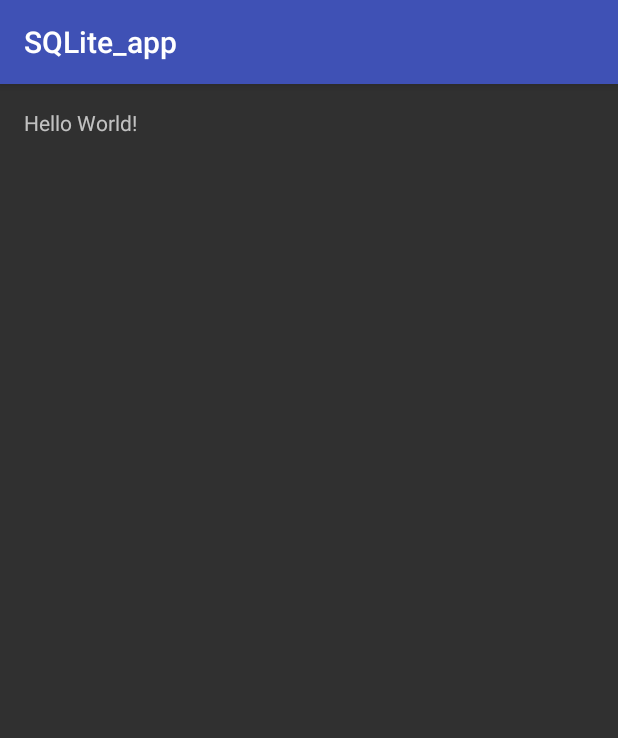
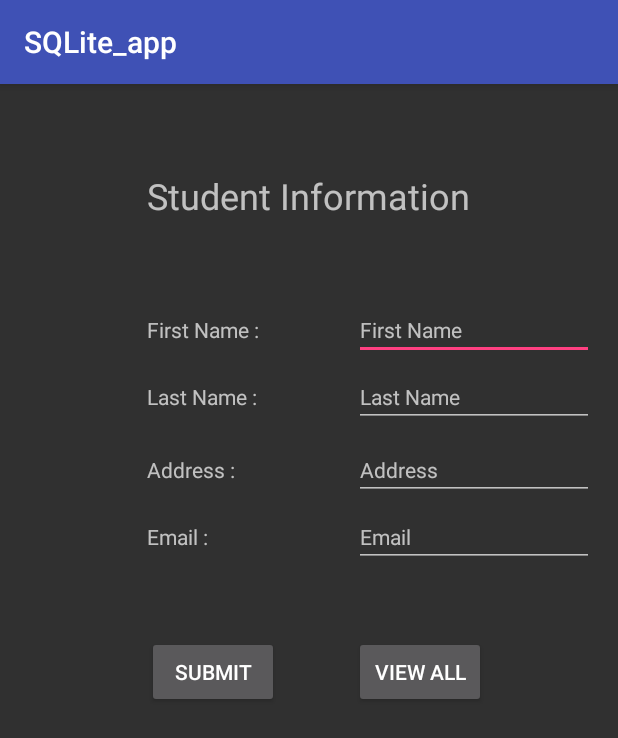
Before and after one commit to pranishres/android-tutorial, an Android app: the screen it shows after launch (MainActivity), on a phone screen of 412 x 824 dp. Shown: the top 738 px of the screen. Run offline under Robolectric (Android 15) with nearby library versions, the phone set to English and light mode, and no system bars; our stand-ins replace ButterKnife.

Commit message:
SQLite : save form data and retrive all database record

```diff
--- a/app/build.gradle
+++ b/app/build.gradle
@@ -26,4 +26,8 @@
     })
     compile 'com.android.support:appcompat-v7:25.0.0'
     testCompile 'junit:junit:4.12'
+    //Butterknife dependencies
+    compile 'com.jakewharton:butterknife:8.4.0'
+    annotationProcessor 'com.jakewharton:butterknife-compiler:8.4.0'
+//    apt 'com.jakewharton:butterknife-compiler:8.4.0'
 }
--- a/app/src/main/java/com/app/tutorial/android/sqlite_app/MainActivity.java
+++ b/app/src/main/java/com/app/tutorial/android/sqlite_app/MainActivity.java
@@ -4,13 +4,24 @@
 import android.database.Cursor;
 import android.support.v7.app.AppCompatActivity;
 import android.os.Bundle;
+import android.view.View;
+import android.widget.EditText;
 import android.widget.Toast;
 
 import com.app.tutorial.android.sqlite_app.config.DatabaseConfig;
 import com.app.tutorial.android.sqlite_app.model.Student;
 
+import butterknife.BindView;
+import butterknife.ButterKnife;
+
 public class MainActivity extends AppCompatActivity {
     DatabaseConfig dbConfig;
+
+    // Alternative to findViewById. Needs Butterknife dependencies
+    @BindView(R.id.editText_main_firstName) EditText firstName;
+    @BindView(R.id.editText_main_lastName) EditText lastName;
+    @BindView(R.id.editText_main_Address) EditText address;
+    @BindView(R.id.editText_main_email) EditText email;
 
     @Override
     protected void onCreate(Bundle savedInstanceState) {
@@ -18,16 +29,17 @@
         setContentView(R.layout.activity_main);
         dbConfig = new DatabaseConfig(this);
 
-        populateData();
-        getData();
+        // Needs to be called to enable Butterknife annotations
+        ButterKnife.bind(this);
+
     }
 
-    private void populateData(){
+    public void onButtonSubmit(View view){
         Student student  = new Student();
-        student.setFirstName("Pranish");
-        student.setLastName("Shrestha");
-        student.setAddress("Ason");
-        student.setEmail("er@gmail.com");
+        student.setFirstName(firstName.getText().toString());
+        student.setLastName(lastName.getText().toString());
+        student.setAddress(address.getText().toString());
+        student.setEmail(email.getText().toString());
 
         Boolean result = dbConfig.insertData(student);
 
@@ -40,7 +52,7 @@
         }
     }
 
-    private void getData(){
+    public void getAllData(View view){
         Cursor cursor =  dbConfig.getAllData();
         if(cursor.getCount() == 0){
             showMessage("Error" , "No data found");
--- a/app/src/main/res/layout/activity_main.xml
+++ b/app/src/main/res/layout/activity_main.xml
@@ -11,7 +11,130 @@
     tools:context="com.app.tutorial.android.sqlite_app.MainActivity">
 
     <TextView
+        android:text="Student Information"
         android:layout_width="wrap_content"
         android:layout_height="wrap_content"
-        android:text="Hello World!" />
+        android:layout_marginTop="42dp"
+        android:id="@+id/textView_activityMain_Title"
+        android:textSize="24sp"
+        android:layout_alignParentTop="true"
+        android:layout_centerHorizontal="true" />
+
+    <TextView
+        android:text="First Name :"
+        android:layout_width="wrap_content"
+        android:layout_height="wrap_content"
+        android:layout_below="@+id/textView_activityMain_Title"
+        android:layout_alignLeft="@+id/textView_activityMain_Title"
+        android:layout_alignStart="@+id/textView_activityMain_Title"
+        android:layout_marginTop="63dp"
+        android:id="@+id/txtView_main_firstName"
+        android:textSize="14sp" />
+
+    <TextView
+        android:text="Last Name :"
+        android:layout_width="wrap_content"
+        android:layout_height="wrap_content"
+        android:layout_marginTop="25dp"
+        android:id="@+id/txtView_main_lastName"
+        android:textSize="14sp"
+        android:layout_below="@+id/txtView_main_firstName"
+        android:layout_alignLeft="@+id/txtView_main_firstName"
+        android:layout_alignStart="@+id/txtView_main_firstName" />
+
+    <TextView
+        android:text="Address :"
+        android:layout_width="wrap_content"
+        android:layout_height="wrap_content"
+        android:layout_marginTop="29dp"
+        android:id="@+id/txtView_main_Address"
+        android:textSize="14sp"
+        android:layout_below="@+id/txtView_main_lastName"
+        android:layout_alignLeft="@+id/txtView_main_lastName"
+        android:layout_alignStart="@+id/txtView_main_lastName" />
+
+    <TextView
+        android:text="Email :"
+        android:layout_width="wrap_content"
+        android:layout_height="wrap_content"
+        android:layout_marginTop="25dp"
+        android:id="@+id/textView_main_email"
+        android:textSize="14sp"
+        android:layout_below="@+id/txtView_main_Address"
+        android:layout_alignLeft="@+id/txtView_main_Address"
+        android:layout_alignStart="@+id/txtView_main_Address" />
+
+    <EditText
+        android:layout_width="wrap_content"
+        android:layout_height="wrap_content"
+        android:inputType="textPersonName"
+        android:ems="10"
+        android:id="@+id/editText_main_firstName"
+        android:textSize="14sp"
+        android:hint="First Name "
+        android:layout_alignBaseline="@+id/txtView_main_firstName"
+        android:layout_alignBottom="@+id/txtView_main_firstName"
+        android:layout_alignParentRight="true"
+        android:layout_alignParentEnd="true" />
+
+    <EditText
+        android:layout_width="wrap_content"
+        android:layout_height="wrap_content"
+        android:inputType="textPersonName"
+        android:ems="10"
+        android:id="@+id/editText_main_lastName"
+        android:textSize="14sp"
+        android:hint="Last Name"
+        android:layout_alignBaseline="@+id/txtView_main_lastName"
+        android:layout_alignBottom="@+id/txtView_main_lastName"
+        android:layout_alignParentRight="true"
+        android:layout_alignParentEnd="true" />
+
+    <EditText
+        android:layout_width="wrap_content"
+        android:layout_height="wrap_content"
+        android:inputType="textPersonName"
+        android:ems="10"
+        android:id="@+id/editText_main_Address"
+        android:textSize="14sp"
+        android:hint="Address"
+        android:layout_alignBaseline="@+id/txtView_main_Address"
+        android:layout_alignBottom="@+id/txtView_main_Address"
+        android:layout_alignParentRight="true"
+        android:layout_alignParentEnd="true" />
+
+    <EditText
+        android:layout_width="wrap_content"
+        android:layout_height="wrap_content"
+        android:inputType="textPersonName"
+        android:ems="10"
+        android:id="@+id/editText_main_email"
+        android:textSize="14sp"
+        android:hint="Email"
+        android:layout_alignBaseline="@+id/textView_main_email"
+        android:layout_alignBottom="@+id/textView_main_email"
+        android:layout_alignParentRight="true"
+        android:layout_alignParentEnd="true" />
+
+    <Button
+        android:text="Submit"
+        android:layout_width="wrap_content"
+        android:layout_height="wrap_content"
+        android:layout_below="@+id/editText_main_email"
+        android:layout_alignLeft="@+id/textView_main_email"
+        android:layout_alignStart="@+id/textView_main_email"
+        android:layout_marginTop="46dp"
+        android:id="@+id/button2"
+        android:onClick="onButtonSubmit" />
+
+    <Button
+        android:text="View All"
+        android:layout_width="wrap_content"
+        android:layout_height="wrap_content"
+        android:id="@+id/btn_main_ViewAll"
+        android:layout_alignBaseline="@+id/button2"
+        android:layout_alignBottom="@+id/button2"
+        android:layout_alignLeft="@+id/editText_main_email"
+        android:layout_alignStart="@+id/editText_main_email"
+        android:onClick="getAllData" />
 </RelativeLayout>
```
